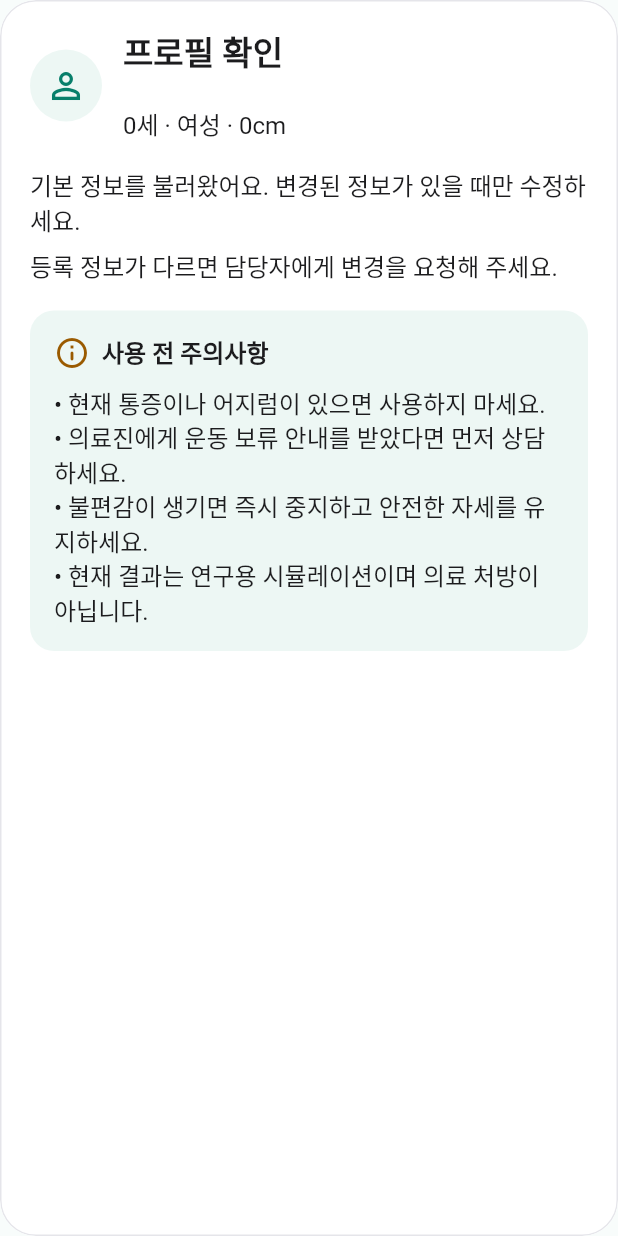
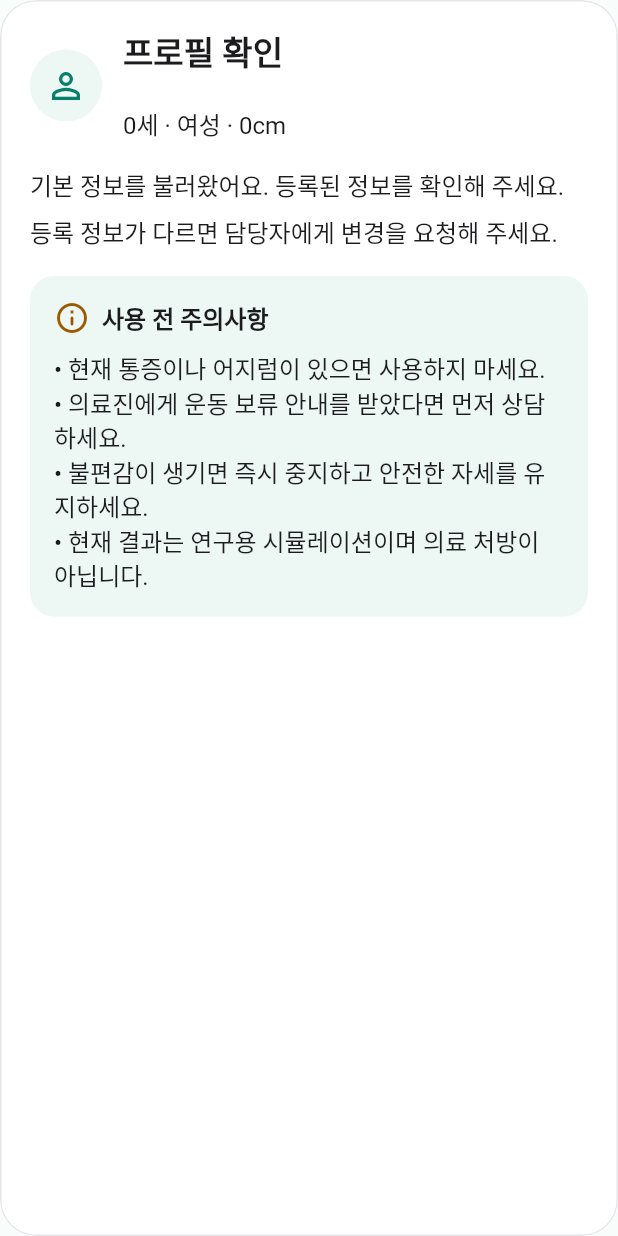
Before and after one commit to Dowon-Kang/vibecare-pilot, a Flutter app: the _FirstLoginProfileCard widget shown alone on an empty page, opened directly with empty values, on a phone screen of 412 x 824 dp. Run offline on Flutter 3.47's test engine with Material 3 defaults, Android fonts, the phone set to English and light mode, and no system bars; our stand-ins replace dio, flutter_riverpod, flutter_secure_storage, supabase_flutter; accounts and stored records are empty.

Commit message:
Clarify registered profile confirmation copy

```diff
--- a/mobile-app/lib/screens/pilot_onboarding_components.dart
+++ b/mobile-app/lib/screens/pilot_onboarding_components.dart
@@ -50,7 +50,11 @@ class _FirstLoginProfileCard extends StatelessWidget {
             ],
           ),
           const SizedBox(height: 18),
-          const Text('기본 정보를 불러왔어요. 변경된 정보가 있을 때만 수정하세요.'),
+          Text(
+            editable
+                ? '기본 정보를 불러왔어요. 변경된 정보가 있을 때만 수정하세요.'
+                : '기본 정보를 불러왔어요. 등록된 정보를 확인해 주세요.',
+          ),
           if (editable)
             ExpansionTile(
               key: const ValueKey('profile-edit-toggle'),
```
